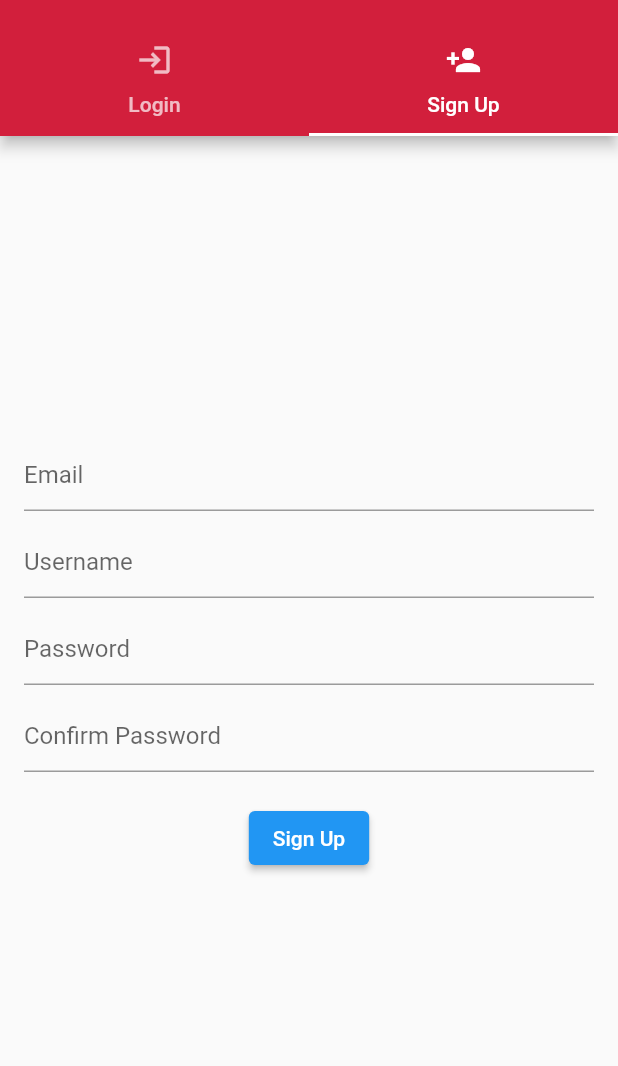
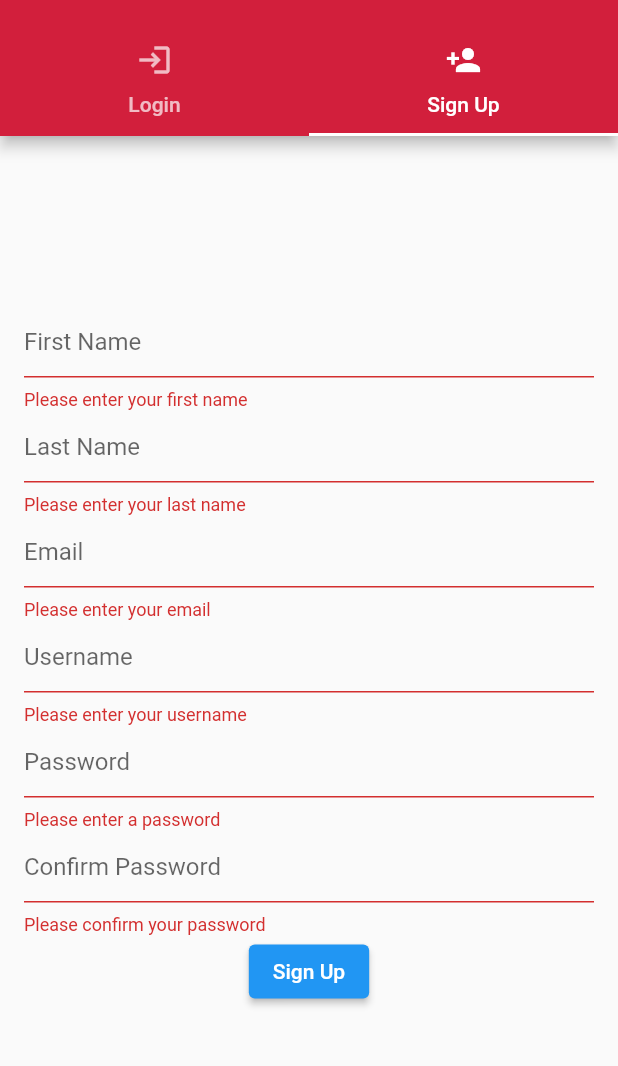
Before and after one commit to kgallego203/chipIn-eventPlanning-and-management-app, a Flutter app: the screen it shows after launch, tab 2 chosen, after a tap on "Sign Up", on a phone screen of 412 x 824 dp, the part 59-1125 px from its top. Run offline on Flutter 3.47's test engine with Material 2 defaults, Android fonts, the phone set to English and light mode, and no system bars; our stand-ins replace appwrite.

Commit message:
make the signup button functional (send the new account to appwrite)

```diff
--- a/lib/authentication_screen/signup_widget.dart
+++ b/lib/authentication_screen/signup_widget.dart
@@ -1,36 +1,153 @@
+import 'package:chip_in/services/auth_service.dart';
 import 'package:flutter/material.dart';
 
-class SignUpWidget extends StatelessWidget {
+class SignUpWidget extends StatefulWidget {
+  @override
+  _SignUpWidgetState createState() => _SignUpWidgetState();
+}
+
+class _SignUpWidgetState extends State<SignUpWidget> {
+  final _formKey = GlobalKey<FormState>();
+  final TextEditingController _firstNameController = TextEditingController();
+  final TextEditingController _lastNameController = TextEditingController();
+  final TextEditingController _emailController = TextEditingController();
+  final TextEditingController _usernameController = TextEditingController();
+  final TextEditingController _passwordController = TextEditingController();
+  final TextEditingController _confirmPasswordController =
+      TextEditingController();
+
+  @override
+  void dispose() {
+    _emailController.dispose();
+    _usernameController.dispose();
+    _passwordController.dispose();
+    _confirmPasswordController.dispose();
+    _firstNameController.dispose();
+    _lastNameController.dispose();
+    super.dispose();
+  }
+
   @override
   Widget build(BuildContext context) {
     return Padding(
       padding: const EdgeInsets.all(16),
+      child: Form(
+        key: _formKey,
         child: Column(
           mainAxisAlignment: MainAxisAlignment.center,
           children: [
-          const TextField(
-            decoration: InputDecoration(hintText: 'Email'),
+            // First Name Text Field
+            TextFormField(
+              controller: _firstNameController,
+              decoration: const InputDecoration(hintText: 'First Name'),
+              validator: (value) {
+                if (value == null || value.isEmpty) {
+                  return 'Please enter your first name';
+                }
+                return null;
+              },
             ),
-          const SizedBox(height: 10),
-          const TextField(
-            decoration: InputDecoration(hintText: 'Username'),
+
+            // Last Name Text Field
+            TextFormField(
+              controller: _lastNameController,
+              decoration: const InputDecoration(hintText: 'Last Name'),
+              validator: (value) {
+                if (value == null || value.isEmpty) {
+                  return 'Please enter your last name';
+                }
+                return null;
+              },
             ),
-          const SizedBox(height: 10),
-          const TextField(
+
+            // Email Text Field
+            TextFormField(
+              controller: _emailController,
+              decoration: const InputDecoration(hintText: 'Email'),
+              validator: (value) {
+                if (value == null || value.isEmpty) {
+                  return 'Please enter your email';
+                }
+                return null;
+              },
+            ),
+
+            // Username Text Field
+            TextFormField(
+              controller: _usernameController,
+              decoration: const InputDecoration(hintText: 'Username'),
+              validator: (value) {
+                if (value == null || value.isEmpty) {
+                  return 'Please enter your username';
+                }
+                return null;
+              },
+            ),
+
+            // Password Text Field
+            TextFormField(
+              controller: _passwordController,
+              decoration: const InputDecoration(hintText: 'Password'),
               obscureText: true,
-            decoration: InputDecoration(hintText: 'Password'),
+              validator: (value) {
+                if (value == null || value.isEmpty) {
+                  return 'Please enter a password';
+                }
+                return null;
+              },
             ),
-          const SizedBox(height: 10),
-          const TextField(
+
+            // Confirm Password Text Field
+            TextFormField(
+              controller: _confirmPasswordController,
+              decoration: const InputDecoration(hintText: 'Confirm Password'),
               obscureText: true,
-            decoration: InputDecoration(hintText: 'Confirm Password'),
+              validator: (value) {
+                if (value == null || value.isEmpty) {
+                  return 'Please confirm your password';
+                }
+                if (value != _passwordController.text) {
+                  return 'Passwords do not match';
+                }
+                return null;
+              },
             ),
-          const SizedBox(height: 20),
+
+            // Sign Up Button
             ElevatedButton(
               child: const Text('Sign Up'),
-            onPressed: () {},
+              onPressed: () {
+                if (_formKey.currentState != null &&
+                    _formKey.currentState!.validate()) {
+                  // Get the values of the form fields
+                  final firstname = _firstNameController.text;
+                  final lastname = _lastNameController.text;
+                  final email = _emailController.text;
+                  final username = _usernameController.text;
+                  final password = _passwordController.text;
+
+                  // Call the AppwriteAuth.signUp method to sign up the user
+                  AppwriteAuth.signUp(
+                      firstname, lastname, email, username, password);
+
+                  // Clear the form fields after sign up success
+                  _firstNameController.text = '';
+                  _lastNameController.text = '';
+                  _emailController.text = '';
+                  _usernameController.text = '';
+                  _passwordController.text = '';
+                  _confirmPasswordController.text = '';
+
+                  // Show a snackbar to indicate that the account was created
+                  const snackBar = SnackBar(
+                    content: Text('Account Created!'),
+                  );
+                  ScaffoldMessenger.of(context).showSnackBar(snackBar);
+                }
+              },
             ),
           ],
+        ),
       ),
     );
   }
--- /dev/null
+++ b/lib/services/auth_service.dart
@@ -0,0 +1,33 @@
+import 'package:appwrite/appwrite.dart';
+
+// Define a class for Appwrite authentication
+class AppwriteAuth {
+  // Define a static method for signing up a user
+  static void signUp(String firstname, String lastname, String email,
+      String username, String password) {
+    // Initialize the Appwrite client
+    Client client = Client();
+    Account account = Account(client);
+
+    // Set the Appwrite endpoint and project ID
+    client
+            .setEndpoint('https://cloud.appwrite.io/v1') // Your API Endpoint
+            .setProject('6471c510263d6b4e5e77') // Your project ID
+        ;
+
+    // Call the Appwrite account.create method to sign up the user
+    Future result = account.create(
+      name: '$firstname $lastname',
+      userId: username,
+      email: email,
+      password: password,
+    );
+
+    // Handle the response from the Appwrite API
+    result.then((response) {
+      print(response);
+    }).catchError((error) {
+      print(error.response);
+    });
+  }
+}
```
Also changed, not shown: 3 other files. Lines whose indentation alone changed are shown as unchanged.
